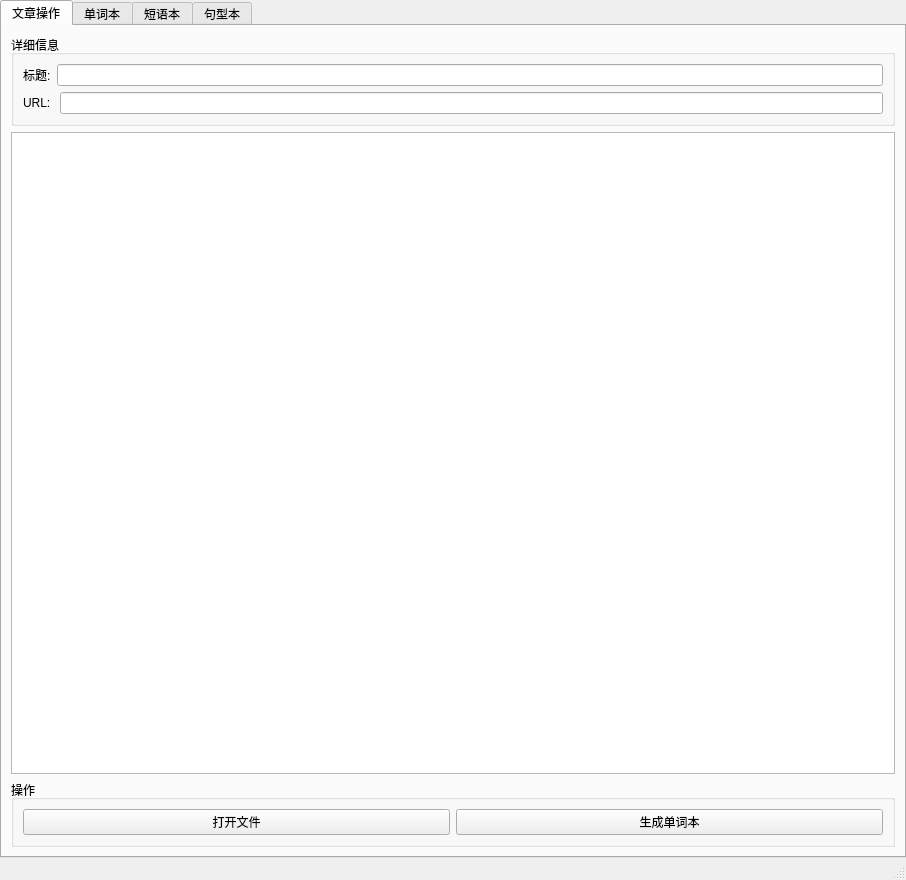
Before: the Qt Designer form window/wordsbook.ui in gaazau/MyEnglishIsPoor, drawn with Qt 5.
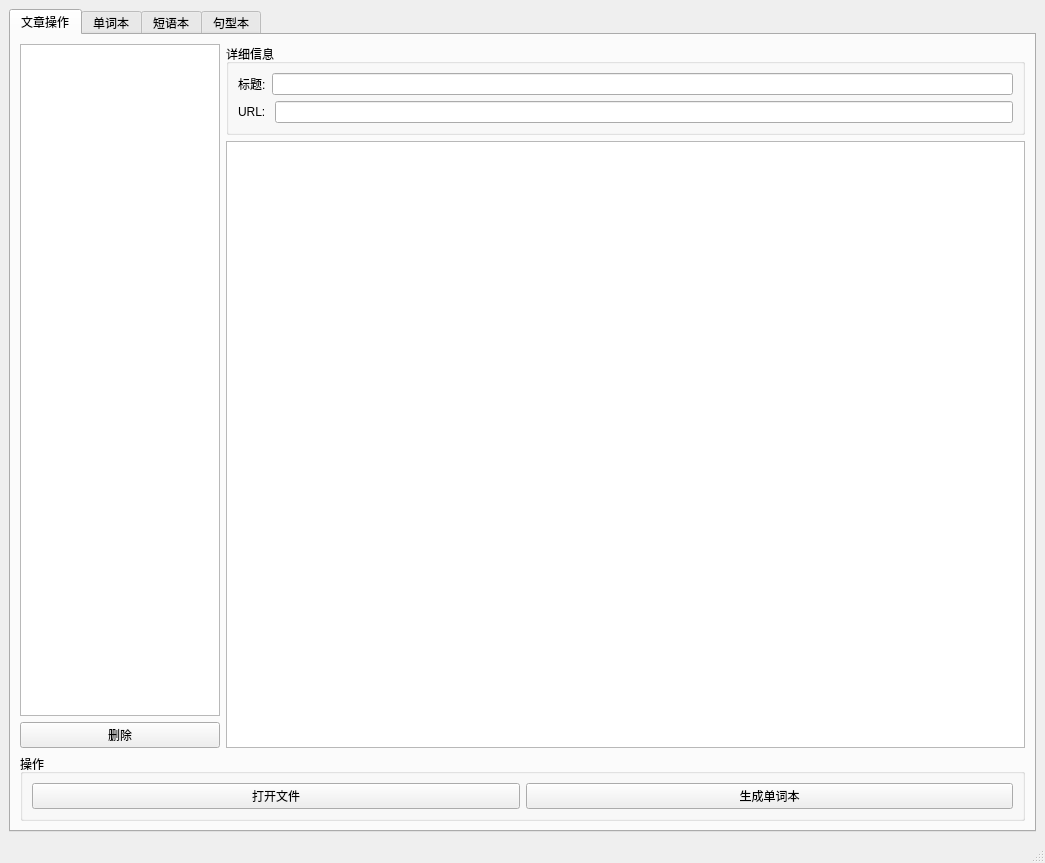
After: the same form once the commit is applied.

Commit message: 级联删除

```diff
--- a/window/wordsbook.ui
+++ b/window/wordsbook.ui
@@ -6,30 +6,15 @@
    <rect>
     <x>0</x>
     <y>0</y>
-    <width>906</width>
-    <height>880</height>
+    <width>1045</width>
+    <height>863</height>
    </rect>
   </property>
   <property name="windowTitle">
    <string>MainWindow</string>
   </property>
   <widget class="QWidget" name="centralwidget">
-   <layout class="QVBoxLayout" name="verticalLayout">
-    <property name="spacing">
-     <number>0</number>
-    </property>
-    <property name="leftMargin">
-     <number>0</number>
-    </property>
-    <property name="topMargin">
-     <number>0</number>
-    </property>
-    <property name="rightMargin">
-     <number>0</number>
-    </property>
-    <property name="bottomMargin">
-     <number>0</number>
-    </property>
+   <layout class="QVBoxLayout" name="verticalLayout_7">
     <item>
      <widget class="QTabWidget" name="tabWidget">
       <property name="currentIndex">
@@ -39,7 +24,23 @@
        <attribute name="title">
         <string>文章操作</string>
        </attribute>
-       <layout class="QVBoxLayout" name="verticalLayout_7">
+       <layout class="QVBoxLayout" name="verticalLayout_8">
+        <item>
+         <layout class="QHBoxLayout" name="horizontalLayout" stretch="1,4">
+          <item>
+           <layout class="QVBoxLayout" name="verticalLayout">
+            <item>
+             <widget class="QListWidget" name="tlwPost"/>
+            </item>
+            <item>
+             <widget class="QPushButton" name="btn_post_delete">
+              <property name="text">
+               <string>删除</string>
+              </property>
+             </widget>
+            </item>
+           </layout>
+          </item>
         <item>
          <layout class="QVBoxLayout" name="verticalLayout_6">
           <item>
@@ -89,6 +90,8 @@
 &lt;p style=&quot;-qt-paragraph-type:empty; margin-top:0px; margin-bottom:0px; margin-left:0px; margin-right:0px; -qt-block-indent:0; text-indent:0px;&quot;&gt;&lt;br /&gt;&lt;/p&gt;&lt;/body&gt;&lt;/html&gt;</string>
             </property>
            </widget>
+            </item>
+           </layout>
           </item>
          </layout>
         </item>
```
Lines whose indentation alone changed are shown as unchanged. The commit also changes 6 other files.
